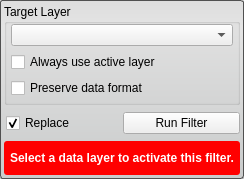
Old version of the form src/Interface/ToolInterface/GradientMagnitudeFilterInterface.ui in the repository jessdtate/Seg3D.
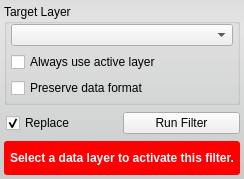
New version of the form. Custom widgets are drawn as their Qt base class.

The edit to the form file:
```diff
--- a/src/Interface/ToolInterface/GradientMagnitudeFilterInterface.ui
+++ b/src/Interface/ToolInterface/GradientMagnitudeFilterInterface.ui
@@ -34,7 +34,6 @@
   <property name="styleSheet">
    <string notr="true">QWidget#GradientMagnitudeFilterInterface{
 	border-radius: 3px;
-	border: 1px solid rgb(80, 80,80);
 	background-color: qlineargradient(spread:pad, x1:0.5, y1:0, x2:0.5, y2:0.960227, stop:0 rgba(221, 221, 221, 255), stop:0.155779 rgba(228, 228, 228, 255), stop:1 rgba(202, 204, 204, 255));      
 }</string>
   </property>
```
